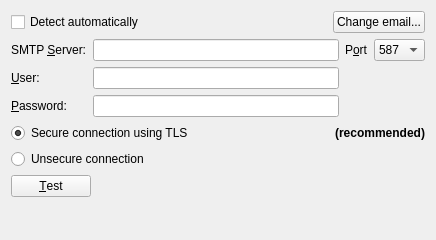
Qt form client/src/ui/widgets/settings/smtp_settings_widget.ui (networkoptix/nx_open) before a commit.
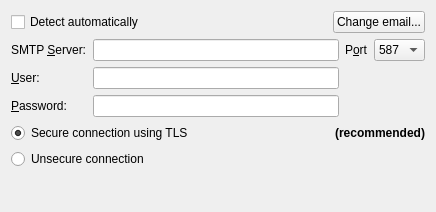
The same form after that commit.

What changed in the file:
```diff
--- a/client/src/ui/widgets/settings/smtp_settings_widget.ui
+++ b/client/src/ui/widgets/settings/smtp_settings_widget.ui
@@ -7,7 +7,7 @@
     <x>0</x>
     <y>0</y>
     <width>436</width>
-    <height>240</height>
+    <height>212</height>
    </rect>
   </property>
   <property name="windowTitle">
@@ -172,19 +172,6 @@
      </item>
     </layout>
    </item>
-   <item>
-    <widget class="QPushButton" name="testButton">
-     <property name="sizePolicy">
-      <sizepolicy hsizetype="Fixed" vsizetype="Fixed">
-       <horstretch>0</horstretch>
-       <verstretch>0</verstretch>
-      </sizepolicy>
-     </property>
-     <property name="text">
-      <string>&amp;Test</string>
-     </property>
-    </widget>
-   </item>
    <item>
     <spacer name="verticalSpacer">
      <property name="orientation">
```
